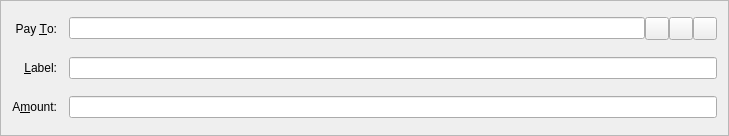
First picture: the form in src/qt/forms/sendcoinsentry.ui, repository MrHFox/FoxHole_, before the edit.
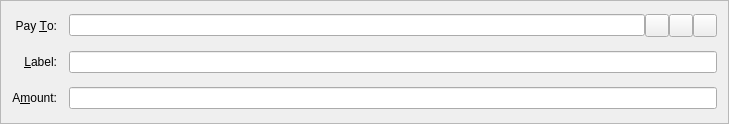
Second picture: the form after the edit. Icons and pictures are not drawn. Custom widgets are drawn as their Qt base class.

```diff
--- a/src/qt/forms/sendcoinsentry.ui
+++ b/src/qt/forms/sendcoinsentry.ui
@@ -7,7 +7,7 @@
     <x>0</x>
     <y>0</y>
     <width>729</width>
-    <height>136</height>
+    <height>124</height>
    </rect>
   </property>
   <property name="windowTitle">
```
Left out of the diff: 28 changed lines with no effect on the pictures.
